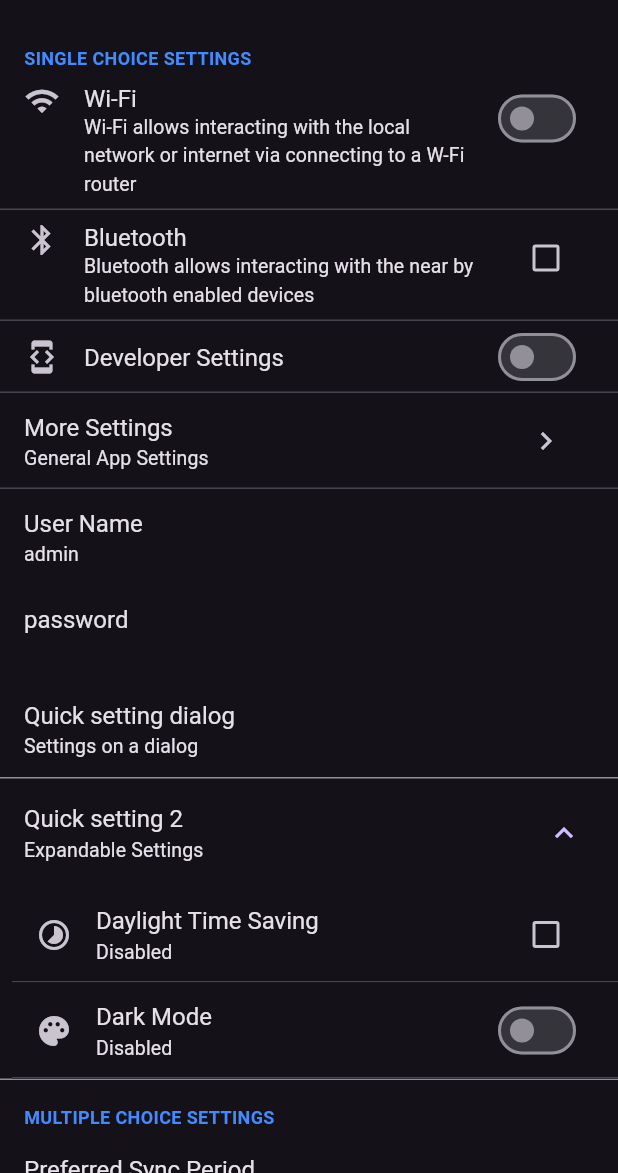
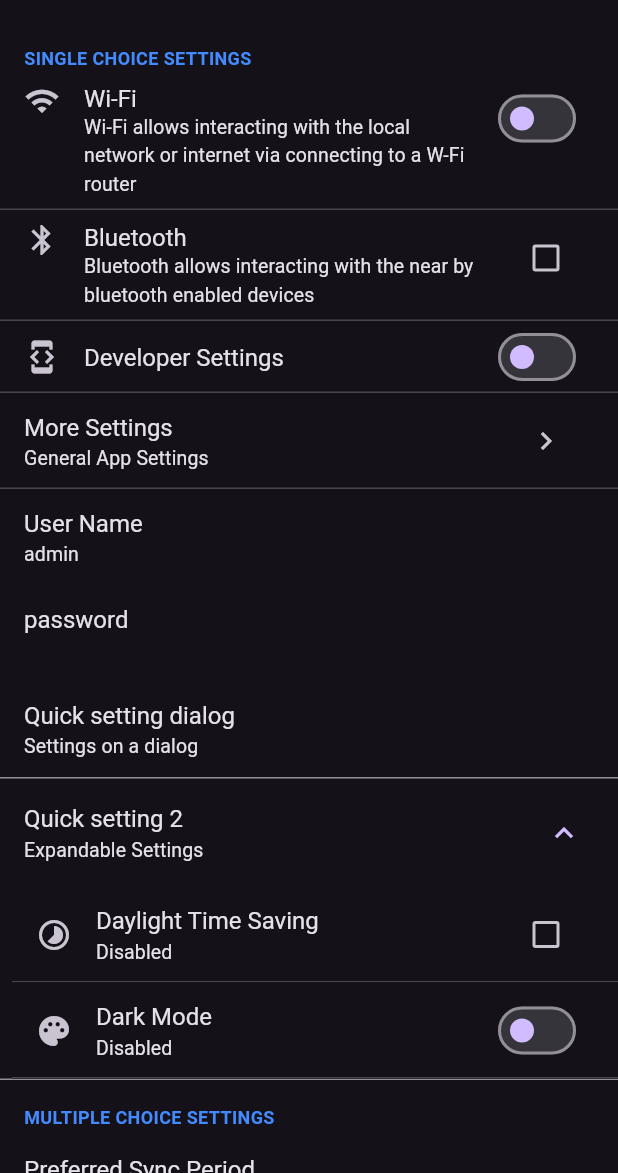
Before and after one commit to GAM3RG33K/flutter_settings_screens, a Flutter app: the SettingsScreen screen opened directly, on a phone screen of 412 x 824 dp, the part 63-1236 px from its top. Run offline on Flutter 3.47's test engine with Material 3 defaults, Android fonts, the phone set to English and light mode, and no system bars; our stand-ins replace hive, shared_preferences; accounts and stored records are empty.

Commit message:
Fix Demo crash for Shared pref when auto adjusting slider  - Update Thumb color to show secondary color when inactive & primary color when active

```diff
--- a/example/lib/app_settings_page.dart
+++ b/example/lib/app_settings_page.dart
@@ -312,11 +312,11 @@ class _AppSettingsState extends State<AppSettings> {
                       '\n==========\n');
                   Future.delayed(Duration(seconds: 1), () {
                     // Reset value only if the current value is not 20
-                    if (Settings.getValue('key-slider-volume') != 20) {
+                    if (Settings.getValue<double>('key-slider-volume') != 20) {
                       debugPrint('\n===== on change end =====\n'
                           'Resetting value to 20'
                           '\n==========\n');
-                      Settings.setValue('key-slider-volume', 20.0,
+                      Settings.setValue<double>('key-slider-volume', 20.0,
                           notify: true);
                     }
                   });
--- a/lib/src/widgets/base_widgets.dart
+++ b/lib/src/widgets/base_widgets.dart
@@ -589,7 +589,8 @@ class _SettingsSwitch extends StatelessWidget {
     return Switch.adaptive(
       value: value,
       onChanged: enabled ? onChanged : null,
-      activeColor: activeColor ?? Theme.of(context).colorScheme.secondary,
+      thumbColor: MaterialStateProperty.all(activeColor ?? Theme.of(context).colorScheme.primary),
+      inactiveThumbColor: Theme.of(context).colorScheme.secondary,
     );
   }
 }
```
Also changed, not shown: 2 other files.
